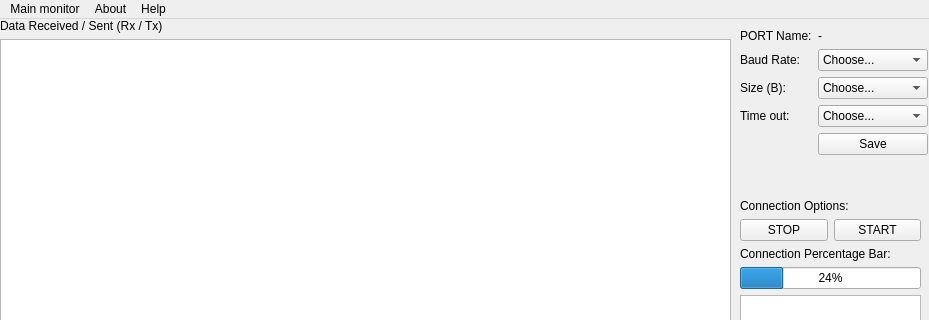
Qt form qt.ui (vospascal/pedal) before a commit; both pictures show x 0 to 929 and y 0 to 320 of the 929 by 551 pixel window.
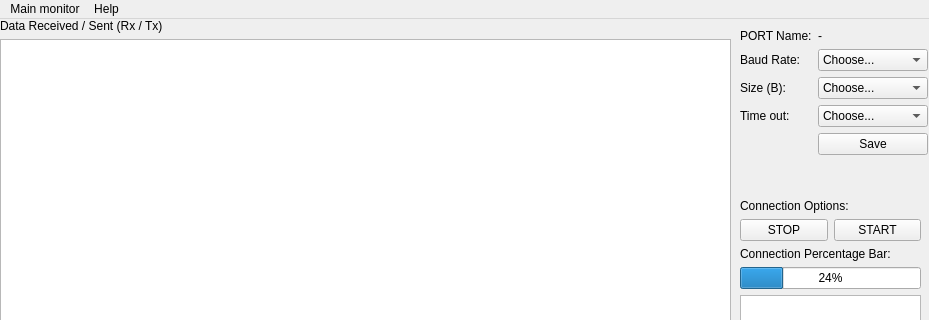
The same form after that commit. Icons and pictures are not drawn.

```diff
--- a/qt.ui
+++ b/qt.ui
@@ -404,24 +404,24 @@
      <height>21</height>
     </rect>
    </property>
-   <widget class="QMenu" name="menuAna_Ekran">
+   <widget class="QMenu" name="menuMain_Display">
     <property name="title">
      <string>Main monitor</string>
     </property>
    </widget>
-   <widget class="QMenu" name="menu_leti_im">
+   <widget class="QMenu" name="menu_ contact">
     <property name="title">
      <string>About</string>
     </property>
    </widget>
-   <widget class="QMenu" name="menuYard_m">
+   <widget class="QMenu" name="menu_Help">
     <property name="title">
      <string>Help</string>
     </property>
    </widget>
-   <addaction name="menuAna_Ekran"/>
-   <addaction name="menu_leti_im"/>
-   <addaction name="menuYard_m"/>
+   <addaction name="menuMain_Display"/>
+   <addaction name="menu_ contact"/>
+   <addaction name="menu_Help"/>
   </widget>
   <widget class="QStatusBar" name="statusbar"/>
   <action name="actionAna_Ekran">
```
Left out of the diff: 6 changed lines with no effect on the pictures.
